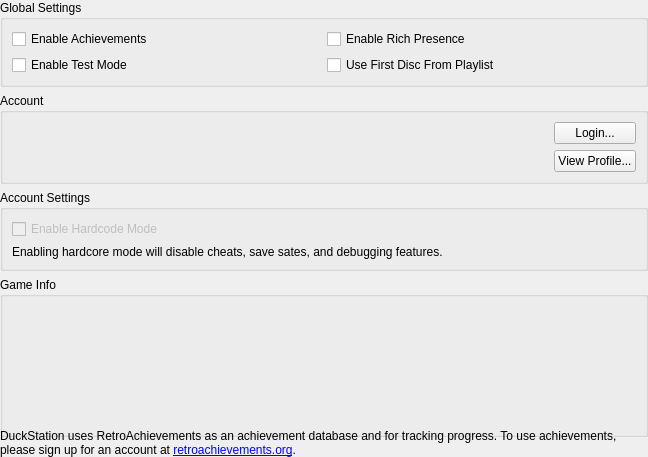
kofxi3584karlayang/duckstation, file src/duckstation-qt/achievementsettingswidget.ui: the form before one commit.
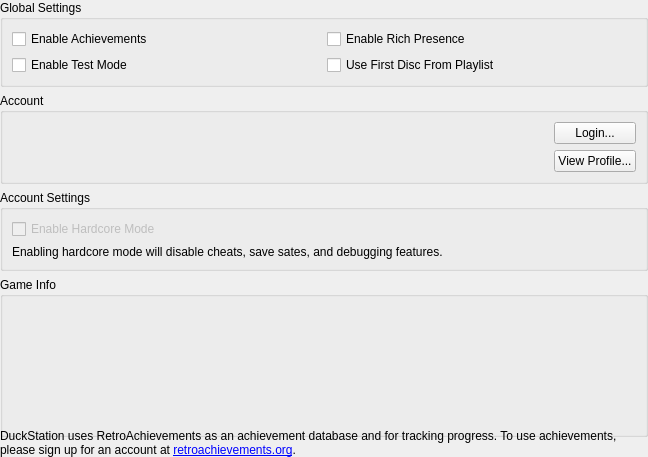
The form after the commit.

Commit message: Fix a couple of typos in translation sources

```diff
--- a/src/duckstation-qt/achievementsettingswidget.ui
+++ b/src/duckstation-qt/achievementsettingswidget.ui
@@ -109,7 +109,7 @@
          <bool>false</bool>
         </property>
         <property name="text">
-         <string>Enable Hardcode Mode</string>
+         <string>Enable Hardcore Mode</string>
         </property>
        </widget>
       </item>
```
The commit also changes 1 other file.
